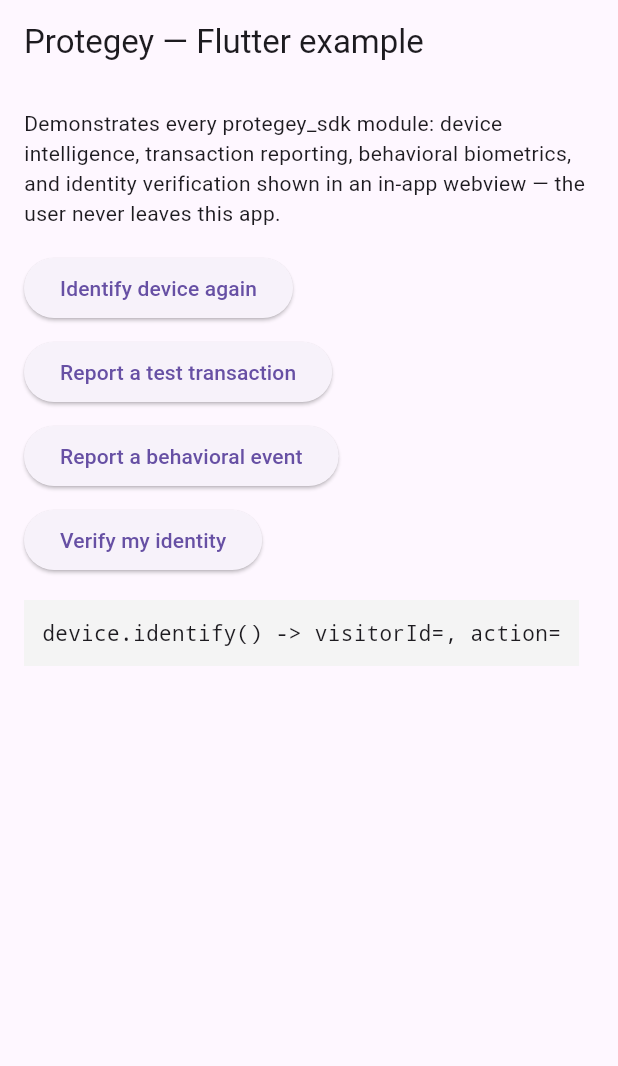
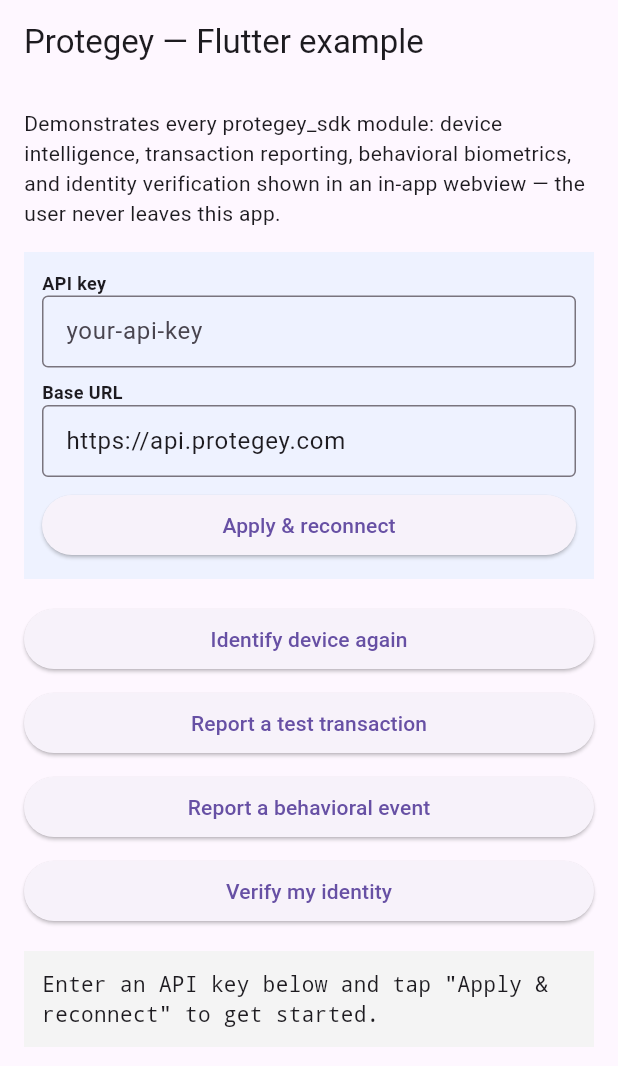
Before and after one commit to protegey/protegey_example_flutter, a Flutter app: the screen it shows after launch, on a phone screen of 412 x 824 dp. Shown: the top 1066 px of the screen. Run offline on Flutter 3.47's test engine with Material 3 defaults, Android fonts, the phone set to English and light mode, and no system bars; our stand-ins replace shared_preferences; missing offline and left inert: protegey_sdk.

Commit message:
fix: missing INTERNET permission, crash on empty API key, editable credentials
- AndroidManifest.xml was missing android.permission.INTERNET, causing every
  network call to fail with "Failed host lookup" even though DNS/connectivity
  were fine — classic symptom on Android.
- The SDK client was constructed eagerly in initState() with whatever
  --dart-define API key was passed; an empty one (e.g. a fresh install with
  nothing configured yet) crashed the whole app instead of letting the user
  fill in the new editable API key/base URL fields.
- Added an in-app API key/base URL override (persisted via shared_preferences)
  so the app can be pointed at any partner/environment without rebuilding.
- build.gradle.kts: namespace/JVM-target workaround for the abandoned
  flutter_jailbreak_detection plugin, required by newer AGP/Kotlin.
- Bump protegey_sdk to the git dependency (picks up the 0.2.1 bottom-sheet fix).

```diff
--- a/lib/main.dart
+++ b/lib/main.dart
@@ -2,10 +2,14 @@
 
 import 'package:flutter/material.dart';
 import 'package:protegey_sdk/protegey_sdk.dart';
+import 'package:shared_preferences/shared_preferences.dart';
 
 // In a real app, read these from your own build config — never hardcode a production API key.
-const _apiKey = String.fromEnvironment('PROTEGEY_API_KEY');
-const _baseUrl = String.fromEnvironment('PROTEGEY_BASE_URL', defaultValue: 'https://api.protegey.com');
+const _defaultApiKey = String.fromEnvironment('PROTEGEY_API_KEY');
+const _defaultBaseUrl = String.fromEnvironment('PROTEGEY_BASE_URL', defaultValue: 'https://api.protegey.com');
+
+const _prefsApiKeyKey = 'protegey_example_api_key';
+const _prefsBaseUrlKey = 'protegey_example_base_url';
 
 // A fresh id per demo run — real integrations pass the end user's own stable id instead.
 final _customerId = 'customer-${Random().nextInt(999999).toRadixString(36)}';
@@ -35,21 +39,68 @@
 }
 
 class _HomePageState extends State<HomePage> {
-  final _protegey = Protegey(apiKey: _apiKey, baseUrl: _baseUrl);
+  // Nullable on purpose: the SDK's constructor throws on an empty apiKey, and a fresh install
+  // with no --dart-define and no saved preference yet has nothing to construct it with — the
+  // whole point of the editable fields below is to let someone fill one in at runtime instead of
+  // crashing on launch, so every call site below must tolerate this being null until they do.
+  Protegey? _protegey;
+  final _apiKeyController = TextEditingController();
+  final _baseUrlController = TextEditingController();
   String _log = 'Waiting for device.identify()…';
   String? _visitorId;
 
   @override
   void initState() {
     super.initState();
-    // Typically called once on login/session start — done automatically here so the rest of the
-    // demo already has a visitorId to fold in; the button below lets you trigger it again on demand.
+    _apiKeyController.text = _defaultApiKey;
+    _baseUrlController.text = _defaultBaseUrl;
+    if (_defaultApiKey.isNotEmpty) {
+      _protegey = Protegey(apiKey: _defaultApiKey, baseUrl: _defaultBaseUrl);
+    } else {
+      _log = 'Enter an API key below and tap "Apply & reconnect" to get started.';
+    }
+    _loadSavedCredentials();
+  }
+
+  // Lets you point this app at any partner's key/environment at runtime, without rebuilding —
+  // handy for testing against staging vs. production, or a different demo partner.
+  Future<void> _loadSavedCredentials() async {
+    final prefs = await SharedPreferences.getInstance();
+    final savedKey = prefs.getString(_prefsApiKeyKey);
+    final savedUrl = prefs.getString(_prefsBaseUrlKey);
+    if (savedKey == null || savedKey.isEmpty) return;
+    setState(() {
+      _apiKeyController.text = savedKey;
+      _baseUrlController.text = savedUrl ?? _defaultBaseUrl;
+      _protegey = Protegey(apiKey: _apiKeyController.text, baseUrl: _baseUrlController.text);
+    });
+    _identifyDevice();
+  }
+
+  Future<void> _applyCredentials() async {
+    final apiKey = _apiKeyController.text.trim();
+    if (apiKey.isEmpty) {
+      setState(() => _log = 'API key cannot be empty.');
+      return;
+    }
+    final prefs = await SharedPreferences.getInstance();
+    await prefs.setString(_prefsApiKeyKey, apiKey);
+    await prefs.setString(_prefsBaseUrlKey, _baseUrlController.text);
+    setState(() {
+      _protegey = Protegey(apiKey: apiKey, baseUrl: _baseUrlController.text);
+      _log = 'Switched to baseUrl=${_baseUrlController.text}';
+    });
     _identifyDevice();
   }
 
   Future<void> _identifyDevice() async {
+    final protegey = _protegey;
+    if (protegey == null) {
+      setState(() => _log = 'Set an API key first.');
+      return;
+    }
     try {
-      final result = await _protegey.device.identify(externalCustomerId: _customerId);
+      final result = await protegey.device.identify(externalCustomerId: _customerId);
       setState(() {
         _visitorId = result.visitorId;
         _log = 'device.identify() -> visitorId=${result.visitorId}, action=${result.action}';
@@ -60,8 +111,13 @@
   }
 
   Future<void> _reportTransaction() async {
+    final protegey = _protegey;
+    if (protegey == null) {
+      setState(() => _log = 'Set an API key first.');
+      return;
+    }
     try {
-      final result = await _protegey.transactions.report(TransactionInput(
+      final result = await protegey.transactions.report(TransactionInput(
         externalTransactionId: 'flutter-example-${DateTime.now().millisecondsSinceEpoch}',
         externalCustomerId: _customerId,
         direction: TransactionDirection.debit,
@@ -77,8 +133,13 @@
   }
 
   Future<void> _reportBehavioral() async {
+    final protegey = _protegey;
+    if (protegey == null) {
+      setState(() => _log = 'Set an API key first.');
+      return;
+    }
     try {
-      final result = await _protegey.behavioral.report(ReportBehavioralEventInput(
+      final result = await protegey.behavioral.report(ReportBehavioralEventInput(
         externalCustomerId: _customerId,
         sessionId: _sessionId,
         keystroke: const KeystrokeMetrics(avgInterKeyLatencyMs: 145, typingSpeedCharsPerSec: 4.2, errorRate: 0.02),
@@ -93,10 +154,15 @@
   }
 
   Future<void> _startKyc() async {
+    final protegey = _protegey;
+    if (protegey == null) {
+      setState(() => _log = 'Set an API key first.');
+      return;
+    }
     try {
       // One call: starts the session AND shows it in a draggable bottom sheet — the user never
       // leaves this app, and there's no UI code to write for that on our end.
-      final status = await _protegey.kyc.presentVerification(context, externalUserId: _customerId);
+      final status = await protegey.kyc.presentVerification(context, externalUserId: _customerId);
       setState(() => _log = 'KYC status -> ${status?.status ?? '(closed before a status arrived)'}');
     } catch (err) {
       setState(() => _log = 'kyc.startSession() failed: $err');
@@ -109,13 +175,29 @@
       appBar: AppBar(title: const Text('Protegey — Flutter example')),
       body: Padding(
         padding: const EdgeInsets.all(16),
-        child: Column(
-          crossAxisAlignment: CrossAxisAlignment.start,
+        child: ListView(
           children: [
             const Text(
               'Demonstrates every protegey_sdk module: device intelligence, transaction reporting, '
               'behavioral biometrics, and identity verification shown in an in-app webview — the '
               'user never leaves this app.',
+            ),
+            const SizedBox(height: 16),
+            Container(
+              padding: const EdgeInsets.all(12),
+              color: const Color(0xFFEEF2FF),
+              child: Column(
+                crossAxisAlignment: CrossAxisAlignment.stretch,
+                children: [
+                  const Text('API key', style: TextStyle(fontSize: 12, fontWeight: FontWeight.w600)),
+                  TextField(controller: _apiKeyController, decoration: const InputDecoration(isDense: true, border: OutlineInputBorder(), hintText: 'your-api-key')),
+                  const SizedBox(height: 8),
+                  const Text('Base URL', style: TextStyle(fontSize: 12, fontWeight: FontWeight.w600)),
+                  TextField(controller: _baseUrlController, decoration: const InputDecoration(isDense: true, border: OutlineInputBorder(), hintText: 'https://api.protegey.com')),
+                  const SizedBox(height: 8),
+                  ElevatedButton(onPressed: _applyCredentials, child: const Text('Apply & reconnect')),
+                ],
+              ),
             ),
             const SizedBox(height: 16),
             ElevatedButton(onPressed: _identifyDevice, child: const Text('Identify device again')),
--- a/pubspec.yaml
+++ b/pubspec.yaml
@@ -34,6 +34,7 @@
   # The following adds the Cupertino Icons font to your application.
   # Use with the CupertinoIcons class for iOS style icons.
   cupertino_icons: ^1.0.8
+  shared_preferences: ^2.3.0
 
   protegey_sdk:
     git:
```
Also changed, not shown: pubspec.lock, 4 other files.
